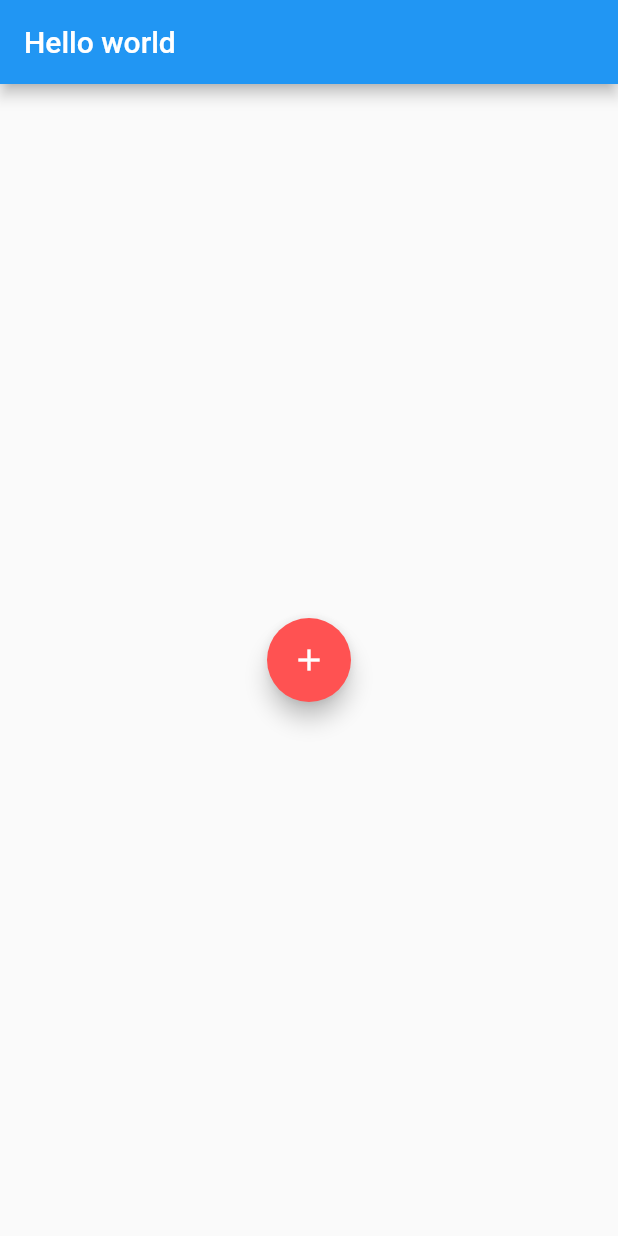
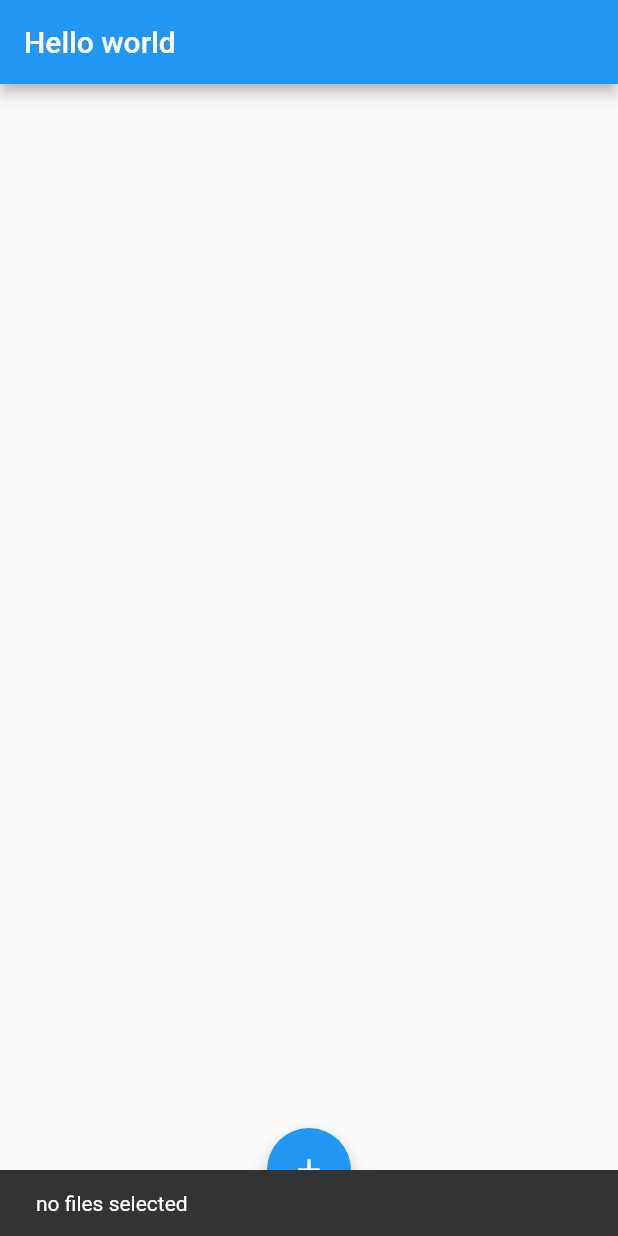
Before and after one commit to evyatar18/CSBIU-Project-Workshop, a Flutter app: the screen it shows after launch, after a tap on the "add" icon, on a phone screen of 412 x 824 dp. Run offline on Flutter 3.47's test engine with Material 2 defaults, Android fonts, the phone set to English and light mode, and no system bars; our stand-ins replace cloud_firestore, file_picker, firebase_storage, open_file, redux; missing offline and left inert: flamingo; accounts and stored records are empty; statements that could not run were skipped.

Commit message:
file container view and disposer

```diff
--- a/workshop_digitalization/lib/main.dart
+++ b/workshop_digitalization/lib/main.dart
@@ -1,6 +1,16 @@
+import 'dart:io';
+import 'dart:math';
+
 import 'package:cloud_firestore/cloud_firestore.dart';
 import 'package:flamingo/flamingo.dart';
 import 'package:flutter/material.dart';
+import 'package:workshop_digitalization/models/files/container.dart';
+import 'package:workshop_digitalization/models/files/transfer.dart';
+import 'package:workshop_digitalization/models/list_modifier.dart';
+import 'package:workshop_digitalization/models/views/disposer.dart';
+
+import 'models/files/firebase.dart';
+import 'models/views/file_container.dart';
 
 void main() {
   WidgetsFlutterBinding.ensureInitialized();
@@ -10,6 +20,8 @@ void main() {
   Flamingo.configure(
       firestore: firestore, storage: FirebaseStorage.instance, root: root);
 
+  // testModel();
+
   runApp(new MyApp());
 }
 
@@ -18,19 +30,99 @@ class MyApp extends StatelessWidget {
   Widget build(BuildContext context) {
     return MaterialApp(
       title: 'Workshop Digitalization',
-      theme: ThemeData(
-        primarySwatch: Colors.blue,
-        accentColor: Colors.redAccent
-      ),
+      theme: ThemeData.light(),
+      darkTheme: ThemeData.dark(),
       home: Scaffold(
         appBar: AppBar(
           title: Text("Hello world"),
         ),
-
-        body: Center(
-          child: FloatingActionButton(onPressed: () => print("pressed"), child: Icon(Icons.add))
-        )
+        body: Disposer(
+          create: () => FBFileContainer(Firestore.instance.collection("files")),
+          builder: (context, container) {
+            return FileContainerDisplayer(container: container);
+          },
+        ),
       ),
     );
   }
 }
+
+// class MyApps extends StatefulWidget {
+//   @override
+//   _MyAppState createState() => new _MyAppState();
+// }
+
+// class _MyAppState extends State<MyApps> {
+//   String _openResult = 'Unknown';
+
+//   Future<void> openFile() async {
+//     final filePath = '/storage/emulated/0/update.apk';
+//     final result = await OpenFile.open(filePath);
+
+//     setState(() {
+//       _openResult = "type=${result.type}  message=${result.message}";
+//     });
+//   }
+
+//   @override
+//   Widget build(BuildContext context) {
+//     return new MaterialApp(
+//       home: new Scaffold(
+//         appBar: new AppBar(
+//           title: const Text('Plugin example app'),
+//         ),
+//         body: Center(
+//           child: Column(
+//             mainAxisAlignment: MainAxisAlignment.center,
+//             children: <Widget>[
+//               Text('open result: $_openResult\n'),
+//               FlatButton(
+//                 child: Text('Tap to open file'),
+//                 onPressed: openFile,
+//               ),
+//               Container(
+//                 child:
+//                     createFieldFilter("field1", <String>["filter1", "filter2"]),
+//                 margin: EdgeInsets.all(20),
+//               ),
+//               createFieldFilter(
+//                   "field2", <String>["filter1", "filter2", "field3"]),
+//             ],
+//           ),
+//         ),
+//       ),
+//     );
+//   }
+// }
+
+// void testModel() async {
+//   File f = File("${Directory.systemTemp.path}/test.txt");
+//   // if (!Directory.systemTemp.exists()) {
+//   //   Directory.systemTemp.createSync({})
+//   // }
+//   f.createSync(recursive: true);
+//   f.writeAsStringSync("hello world");
+
+//   DocumentAccessor accessor = DocumentAccessor();
+//   var test = TestFileDocument();
+//   await accessor.save(test);
+
+//   FileContainer container = test.fc;
+
+//   await test.fc.addFile(f).last;
+//   await accessor.update(test);
+
+//   for (FBFileInfo fi in container.getFiles()) {
+//     print(fi.fileName);
+//   }
+
+//   await container.removeFile(container.getFiles()[0]);
+
+//   for (FBFileInfo fi in container.getFiles()) {
+//     print(fi.fileName);
+//   }
+
+//   await accessor.delete(test);
+
+//   print("done");
+// }
--- /dev/null
+++ b/workshop_digitalization/lib/models/views/disposer.dart
@@ -0,0 +1,39 @@
+import 'package:flutter/material.dart';
+import 'package:workshop_digitalization/models/disposable.dart';
+
+class Disposer<T extends Disposable> extends StatefulWidget {
+  final T Function() create;
+  final Widget Function(BuildContext context, T object) builder;
+  final void Function(T object) onDispose;
+
+  Disposer({@required this.create, @required this.builder, this.onDispose});
+
+  @override
+  _DisposerState<T> createState() => _DisposerState<T>();
+}
+
+class _DisposerState<T extends Disposable> extends State<Disposer<T>> {
+
+  T object;
+
+  @override
+  void dispose() {
+    super.dispose();
+
+    try { widget.onDispose(object);}
+    catch (e) { print(e); }
+
+    object.dispose();
+  }
+
+  @override
+  void initState() {
+    super.initState();
+    object = widget.create();
+  }
+
+  @override
+  Widget build(BuildContext context) {
+    return widget.builder(context, object);
+  }
+}
--- /dev/null
+++ b/workshop_digitalization/lib/models/views/file_container.dart
@@ -0,0 +1,126 @@
+import 'package:file_picker/file_picker.dart';
+import 'package:flutter/material.dart';
+import 'package:open_file/open_file.dart';
+import 'package:workshop_digitalization/models/files/container.dart';
+import 'package:workshop_digitalization/models/files/transfer.dart';
+
+class FileContainerDisplayer extends StatelessWidget {
+  final FileContainer container;
+
+  FileContainerDisplayer({@required this.container});
+
+  String _sizeAsString(int bytes) {
+    int kb = 1000;
+    int mb = kb * kb;
+
+    if (bytes >= mb) {
+      var displayedSize = (bytes * 10 / mb).round() / 10;
+      return "${displayedSize}MB";
+    } else if (bytes >= kb) {
+      var displayedSize = (bytes * 10 / kb).round() / 10;
+      return "${displayedSize}KB";
+    } else {
+      return "${bytes}B";
+    }
+  }
+
+  Widget _buildFileCard(FileInfo info) {
+    return Builder(builder: (context) {
+      return ListTile(
+        title: Text(info.fileName),
+        subtitle: Text("${_sizeAsString(info.fileSize)} | ${info.fileType}"),
+        trailing: IconButton(
+          icon: Icon(Icons.delete),
+          onPressed: () {
+            () async {
+              await container.removeFile(info);
+              // Scaffold.of(context).showSnackBar(SnackBar(
+              //     content: Text("Deleted ${info.fileName} successfully.")));
+            }();
+          },
+        ),
+        onTap: () {
+          _openFile(info);
+        },
+      );
+    });
+  }
+
+  Widget _buildFileList() {
+    return StreamBuilder<List<FileInfo>>(
+      stream: container.files,
+      builder: (context, snapshot) {
+        if (!snapshot.hasData) {
+          return Container(
+            padding: EdgeInsets.all(20),
+            child: Center(
+              child: Column(
+                children: <Widget>[
+                  CircularProgressIndicator(),
+                  Text("Loading data...")
+                ],
+              ),
+            ),
+          );
+        }
+
+        return ListView.builder(
+          itemCount: snapshot.data.length,
+          itemBuilder: (context, i) => _buildFileCard(snapshot.data[i]),
+        );
+      },
+    );
+  }
+
+  Future<void> _addFiles(void Function(String message) showSnackbar) async {
+    final files = await FilePicker.getMultiFile();
+
+    if (files == null) {
+      showSnackbar("no files selected");
+      return;
+    }
+
+    var uploads = files.map((file) => container.addFile(file));
+    showSnackbar("uploading files...");
+
+    for (var upload in uploads) {
+      var file =  (await upload.first);
+      await file.onComplete;
+
+      showSnackbar("uploaded file ${file.fileName}");
+    }
+  }
+
+  @override
+  Widget build(BuildContext context) {
+    return Scaffold(
+      body: _buildFileList(),
+      floatingActionButton: Builder(builder: (context) {
+        void showSnackbar(String message) {
+          Scaffold.of(context).showSnackBar(SnackBar(content: Text(message)));
+        }
+
+        return FloatingActionButton(
+          onPressed: () {
+            _addFiles(showSnackbar);
+          },
+          child: Icon(Icons.add),
+        );
+      }),
+      floatingActionButtonLocation: FloatingActionButtonLocation.centerFloat,
+    );
+  }
+}
+
+Future<void> _openFile(FileInfo info) async {
+  try {
+
+    final firstInfo = await info.getFile().first;
+    final file = await firstInfo.file;
+
+
+    await OpenFile.open(file.path);
+  } catch (e) {
+    print("error occurred $e");
+  }
+}
```
